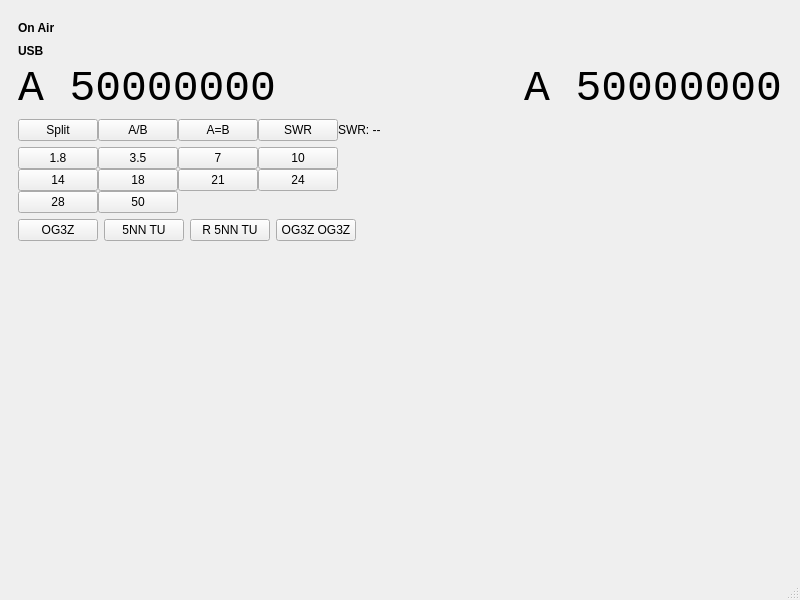
Before: the Qt Designer form mainwindow.ui in eloranta/HamVibe, drawn with Qt 5.
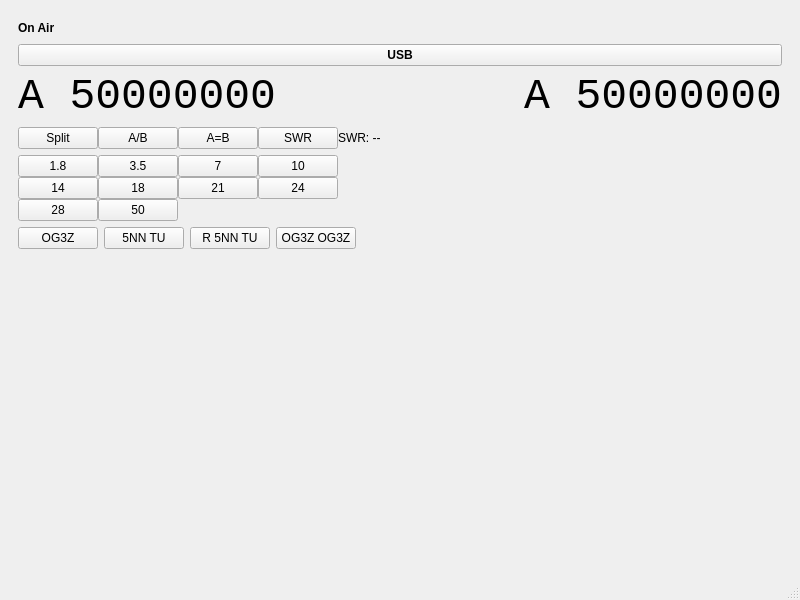
After: the same form once the commit is applied. Custom widgets are drawn as their Qt base class.

Commit message: add mode selection

Diff of the .ui file:
```diff
--- a/mainwindow.ui
+++ b/mainwindow.ui
@@ -53,7 +53,7 @@
           </layout>
          </item>
          <item>
-         <widget class="QLabel" name="modeLabel">
+         <widget class="QPushButton" name="modeButton">
           <property name="font">
            <font>
             <bold>true</bold>
@@ -62,9 +62,6 @@
           <property name="text">
            <string>USB</string>
           </property>
-          <property name="alignment">
-           <set>Qt::AlignLeading|Qt::AlignLeft|Qt::AlignVCenter</set>
-          </property>
          </widget>
         </item>
          <item>
```
The commit also changes 2 other files.
